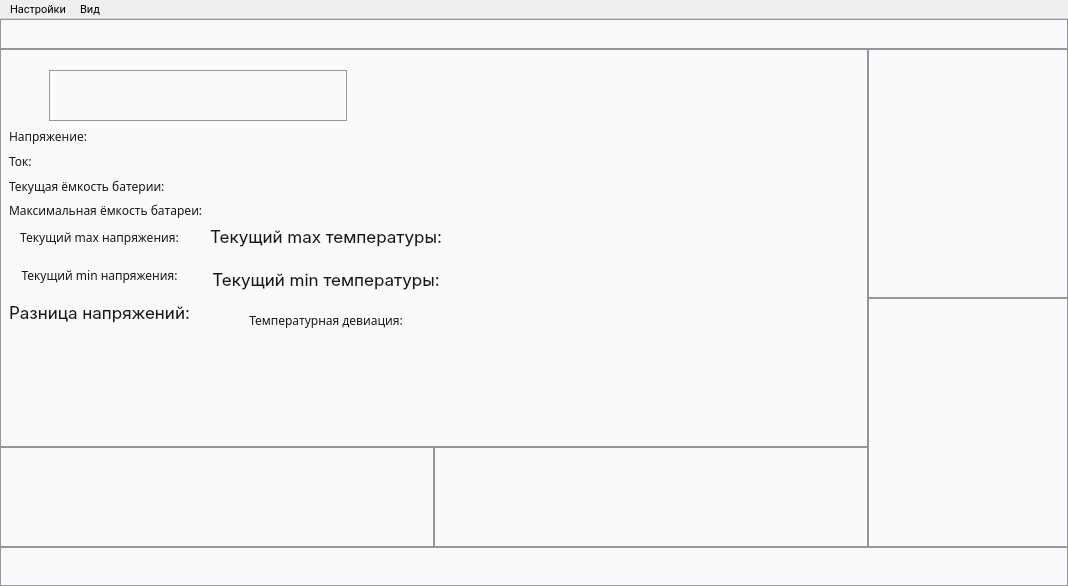
Before: the Qt Designer form mainwindow.ui in egornovichkov/BatteryStudio, drawn with Qt 5.
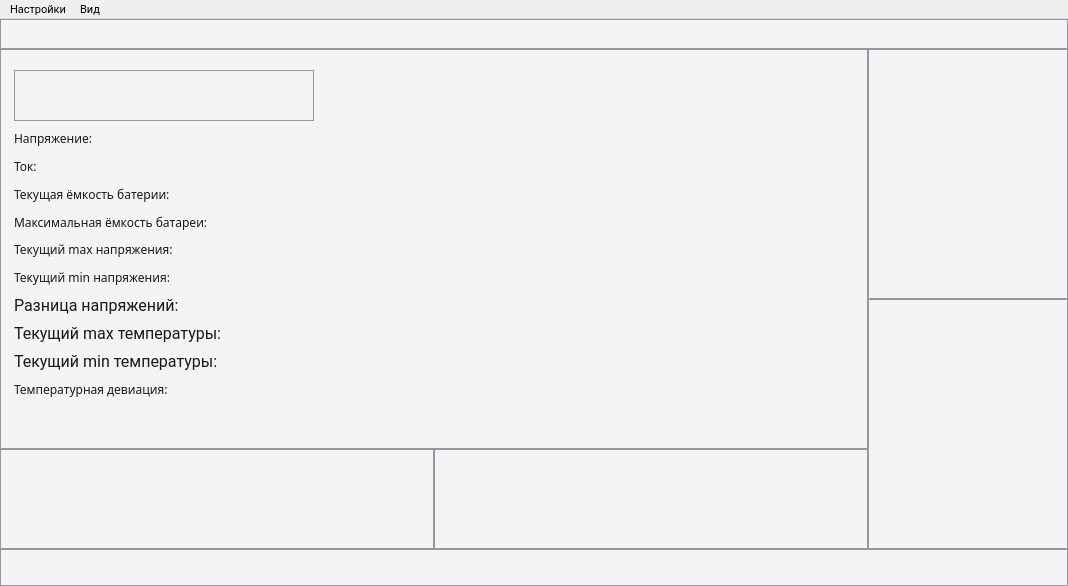
After: the same form once the commit is applied. Custom widgets are drawn as their Qt base class.

Diff of the .ui file:
```diff
--- a/mainwindow.ui
+++ b/mainwindow.ui
@@ -57,7 +57,7 @@
       </property>
       <property name="styleSheet">
        <string notr="true">QWidget {
-background-color: rgb(250, 250, 250); 
+background-color: rgb(244, 244, 244); 
 border: 1px solid rgb(150, 150, 160);
 }</string>
       </property>
@@ -99,22 +99,6 @@
           <property name="spacing">
            <number>0</number>
           </property>
-          <item row="1" column="1">
-           <widget class="QWidget" name="FlagsWidget" native="true">
-            <property name="minimumSize">
-             <size>
-              <width>50</width>
-              <height>50</height>
-             </size>
-            </property>
-            <property name="styleSheet">
-             <string notr="true">QWidget {
-background-color: rgb(250, 250, 250); 
-border: 1px solid rgb(150, 150, 160);
-}</string>
-            </property>
-           </widget>
-          </item>
           <item row="1" column="0">
            <widget class="QWidget" name="SignalsWidget" native="true">
             <property name="minimumSize">
@@ -125,7 +109,23 @@
             </property>
             <property name="styleSheet">
              <string notr="true">QWidget {
-background-color: rgb(250, 250, 250); 
+background-color: rgb(244, 244, 244); 
+border: 1px solid rgb(150, 150, 160);
+}</string>
+            </property>
+           </widget>
+          </item>
+          <item row="1" column="1">
+           <widget class="QWidget" name="FlagsWidget" native="true">
+            <property name="minimumSize">
+             <size>
+              <width>50</width>
+              <height>50</height>
+             </size>
+            </property>
+            <property name="styleSheet">
+             <string notr="true">QWidget {
+background-color: rgb(244, 244, 244); 
 border: 1px solid rgb(150, 150, 160);
 }</string>
             </property>
@@ -147,37 +147,24 @@
             </property>
             <property name="styleSheet">
              <string notr="true">QWidget {
-background-color: rgb(250, 250, 250); 
+background-color: rgb(244, 244, 244); 
 border: 1px solid rgb(150, 150, 160);
 }</string>
             </property>
-            <layout class="QVBoxLayout" name="BatInfoLayout" stretch="1,1,1,1">
+            <layout class="QVBoxLayout" name="BatInfoLayout">
+             <property name="leftMargin">
+              <number>14</number>
+             </property>
              <property name="topMargin">
               <number>21</number>
              </property>
              <item>
-              <layout class="QHBoxLayout" name="BatChargeLayout" stretch="0,0,0">
+              <layout class="QHBoxLayout" name="BatChargeLayout" stretch="25,1">
                <property name="spacing">
                 <number>0</number>
                </property>
                <item>
-                <spacer name="BatChargeHorizontalSpacerL">
-                 <property name="orientation">
-                  <enum>Qt::Orientation::Horizontal</enum>
-                 </property>
-                 <property name="sizeType">
-                  <enum>QSizePolicy::Policy::Fixed</enum>
-                 </property>
-                 <property name="sizeHint" stdset="0">
-                  <size>
-                   <width>40</width>
-                   <height>20</height>
-                  </size>
-                 </property>
-                </spacer>
-               </item>
-               <item>
-                <widget class="BatteryChargeIcon" name="BatChargeWidget" native="true">
+                <widget class="BatChargeImg" name="BatChargeWidget" native="true">
                  <property name="sizePolicy">
                   <sizepolicy hsizetype="Preferred" vsizetype="Fixed">
                    <horstretch>0</horstretch>
@@ -186,7 +173,13 @@
                  </property>
                  <property name="minimumSize">
                   <size>
-                   <width>298</width>
+                   <width>50</width>
+                   <height>51</height>
+                  </size>
+                 </property>
+                 <property name="maximumSize">
+                  <size>
+                   <width>300</width>
                    <height>51</height>
                   </size>
                  </property>
@@ -204,13 +197,16 @@
                 </widget>
                </item>
                <item>
-                <spacer name="BatChargeHorizontalSpacerR">
+                <spacer name="BatChargeHorizontalSpacer">
                  <property name="orientation">
                   <enum>Qt::Orientation::Horizontal</enum>
                  </property>
+                 <property name="sizeType">
+                  <enum>QSizePolicy::Policy::Expanding</enum>
+                 </property>
                  <property name="sizeHint" stdset="0">
                   <size>
-                   <width>40</width>
+                   <width>0</width>
                    <height>20</height>
                   </size>
                  </property>
@@ -218,8 +214,6 @@
                </item>
               </layout>
              </item>
-             <item>
-              <layout class="QVBoxLayout" name="GenInfoLayout">
                <item>
                 <widget class="QLabel" name="VoltageLabel">
                  <property name="autoFillBackground">
@@ -230,7 +224,7 @@
 	color: rgb(25, 25, 25);
 	border: 0px;
 	background-color: transparent;
-	font: 13pt &quot;Inter&quot;;
+	font: 12pt &quot;Roboto&quot;;
 }</string>
                  </property>
                  <property name="text">
@@ -245,7 +239,7 @@
 	color: rgb(25, 25, 25);
 	border: 0px;
 	background-color: transparent;
-	font: 13pt &quot;Inter&quot;;
+	font: 12pt &quot;Roboto&quot;;
 }</string>
                  </property>
                  <property name="text">
@@ -260,7 +254,7 @@
 	color: rgb(25, 25, 25);
 	border: 0px;
 	background-color: transparent;
-	font: 13pt &quot;Inter&quot;;
+	font: 12pt &quot;Roboto&quot;;
 }</string>
                  </property>
                  <property name="text">
@@ -275,7 +269,7 @@
 	color: rgb(25, 25, 25);
 	border: 0px;
 	background-color: transparent;
-	font: 13pt &quot;Inter&quot;;
+	font: 12pt &quot;Roboto&quot;;
 }</string>
                  </property>
                  <property name="text">
@@ -283,18 +277,6 @@
                  </property>
                 </widget>
                </item>
-              </layout>
-             </item>
-             <item>
-              <layout class="QHBoxLayout" name="VoltageTempInfoLayout">
-               <property name="spacing">
-                <number>20</number>
-               </property>
-               <item>
-                <layout class="QVBoxLayout" name="VoltageInfoLayout">
-                 <property name="spacing">
-                  <number>0</number>
-                 </property>
                  <item>
                   <widget class="QLabel" name="MaxVoltageLabel">
                    <property name="styleSheet">
@@ -302,15 +284,14 @@
 	color: rgb(25, 25, 25);
 	border: 0px;
 	background-color: transparent;
-	font: 13pt &quot;Inter&quot;;
+	font: 12pt &quot;Roboto&quot;;
 }</string>
                    </property>
                    <property name="text">
-                    <string>Текущий max напряжения:
-</string>
+                <string>Текущий max напряжения:</string>
                    </property>
                    <property name="alignment">
-                    <set>Qt::AlignmentFlag::AlignCenter</set>
+                <set>Qt::AlignmentFlag::AlignLeading|Qt::AlignmentFlag::AlignLeft|Qt::AlignmentFlag::AlignVCenter</set>
                    </property>
                   </widget>
                  </item>
@@ -321,15 +302,14 @@
 	color: rgb(25, 25, 25);
 	border: 0px;
 	background-color: transparent;
-	font: 13pt &quot;Inter&quot;;
+	font: 12pt &quot;Roboto&quot;;
 }</string>
                    </property>
                    <property name="text">
-                    <string>Текущий min напряжения:
-</string>
+                <string>Текущий min напряжения:</string>
                    </property>
                    <property name="alignment">
-                    <set>Qt::AlignmentFlag::AlignCenter</set>
+                <set>Qt::AlignmentFlag::AlignLeading|Qt::AlignmentFlag::AlignLeft|Qt::AlignmentFlag::AlignVCenter</set>
                    </property>
                   </widget>
                  </item>
@@ -337,8 +317,8 @@
                   <widget class="QLabel" name="VoltageDIfLabel">
                    <property name="font">
                     <font>
-                     <family>Inter</family>
-                     <pointsize>13</pointsize>
+                 <family>Roboto</family>
+                 <pointsize>12</pointsize>
                      <italic>false</italic>
                      <bold>false</bold>
                     </font>
@@ -348,31 +328,23 @@
 	color: rgb(25, 25, 25);
 	border: 0px;
 	background-color: transparent;
-	font: 13pt &quot;Inter&quot;;
+	font: 12pt &quot;Roboto&quot;;
 }</string>
                    </property>
                    <property name="text">
-                    <string>Разница напряжений:
-</string>
+                <string>Разница напряжений:</string>
                    </property>
                    <property name="alignment">
-                    <set>Qt::AlignmentFlag::AlignCenter</set>
+                <set>Qt::AlignmentFlag::AlignLeading|Qt::AlignmentFlag::AlignLeft|Qt::AlignmentFlag::AlignVCenter</set>
                    </property>
                   </widget>
                  </item>
-                </layout>
-               </item>
-               <item>
-                <layout class="QVBoxLayout" name="TempInfoLayout">
-                 <property name="spacing">
-                  <number>0</number>
-                 </property>
                  <item>
                   <widget class="QLabel" name="MaxTempLabel">
                    <property name="font">
                     <font>
-                     <family>Inter</family>
-                     <pointsize>13</pointsize>
+                 <family>Roboto</family>
+                 <pointsize>12</pointsize>
                      <italic>false</italic>
                      <bold>false</bold>
                     </font>
@@ -382,15 +354,14 @@
 	color: rgb(25, 25, 25);
 	border: 0px;
 	background-color: transparent;
-	font: 13pt &quot;Inter&quot;;
+	font: 12pt &quot;Roboto&quot;;
 }</string>
                    </property>
                    <property name="text">
-                    <string>Текущий max температуры:
-</string>
+                <string>Текущий max температуры:</string>
                    </property>
                    <property name="alignment">
-                    <set>Qt::AlignmentFlag::AlignCenter</set>
+                <set>Qt::AlignmentFlag::AlignLeading|Qt::AlignmentFlag::AlignLeft|Qt::AlignmentFlag::AlignVCenter</set>
                    </property>
                   </widget>
                  </item>
@@ -398,8 +369,8 @@
                   <widget class="QLabel" name="MinTempLabel">
                    <property name="font">
                     <font>
-                     <family>Inter</family>
-                     <pointsize>13</pointsize>
+                 <family>Roboto</family>
+                 <pointsize>12</pointsize>
                      <italic>false</italic>
                      <bold>false</bold>
                     </font>
@@ -409,15 +380,14 @@
 	color: rgb(25, 25, 25);
 	border: 0px;
 	background-color: transparent;
-	font: 13pt &quot;Inter&quot;;
+	font: 12pt &quot;Roboto&quot;;
 }</string>
                    </property>
                    <property name="text">
-                    <string>Текущий min температуры:
-</string>
+                <string>Текущий min температуры:</string>
                    </property>
                    <property name="alignment">
-                    <set>Qt::AlignmentFlag::AlignCenter</set>
+                <set>Qt::AlignmentFlag::AlignLeading|Qt::AlignmentFlag::AlignLeft|Qt::AlignmentFlag::AlignVCenter</set>
                    </property>
                   </widget>
                  </item>
@@ -428,34 +398,16 @@
 	color: rgb(25, 25, 25);
 	border: 0px;
 	background-color: transparent;
-	font: 13pt &quot;Inter&quot;;
+	font: 12pt &quot;Roboto&quot;;
 }</string>
                    </property>
                    <property name="text">
-                    <string>Температурная девиация:
-</string>
+                <string>Температурная девиация:</string>
                    </property>
                    <property name="alignment">
-                    <set>Qt::AlignmentFlag::AlignCenter</set>
-                   </property>
-                  </widget>
-                 </item>
-                </layout>
-               </item>
-               <item>
-                <spacer name="VoltageInfoHorizontalSpacer">
-                 <property name="orientation">
-                  <enum>Qt::Orientation::Horizontal</enum>
-                 </property>
-                 <property name="sizeHint" stdset="0">
-                  <size>
-                   <width>40</width>
-                   <height>20</height>
-                  </size>
-                 </property>
-                </spacer>
-               </item>
-              </layout>
+                <set>Qt::AlignmentFlag::AlignLeading|Qt::AlignmentFlag::AlignLeft|Qt::AlignmentFlag::AlignVCenter</set>
+               </property>
+              </widget>
              </item>
              <item>
               <spacer name="BatInfoVerticalSpacer">
@@ -510,7 +462,7 @@
          </property>
          <property name="styleSheet">
           <string notr="true">QWidget {
-background-color: rgb(250, 250, 250); 
+background-color: rgb(244, 244, 244); 
 border: 1px solid rgb(150, 150, 160);
 }</string>
          </property>
@@ -530,7 +482,7 @@
          </property>
          <property name="styleSheet">
           <string notr="true">QWidget {
-background-color: rgb(250, 250, 250); 
+background-color: rgb(244, 244, 244); 
 border: 1px solid rgb(150, 150, 160);
 }</string>
          </property>
@@ -567,7 +519,7 @@
        </property>
        <property name="styleSheet">
         <string notr="true">QWidget {
-background-color: rgb(250, 250, 250); 
+background-color: rgb(244, 244, 244); 
 border: 1px solid rgb(150, 150, 160);
 }</string>
        </property>
@@ -640,9 +592,9 @@
  </widget>
  <customwidgets>
   <customwidget>
-   <class>BatteryChargeIcon</class>
+   <class>BatChargeImg</class>
    <extends>QWidget</extends>
-   <header>batterychargeicon.h</header>
+   <header>batchargeimg.h</header>
    <container>1</container>
   </customwidget>
  </customwidgets>
```
Lines whose indentation alone changed are shown as unchanged.
